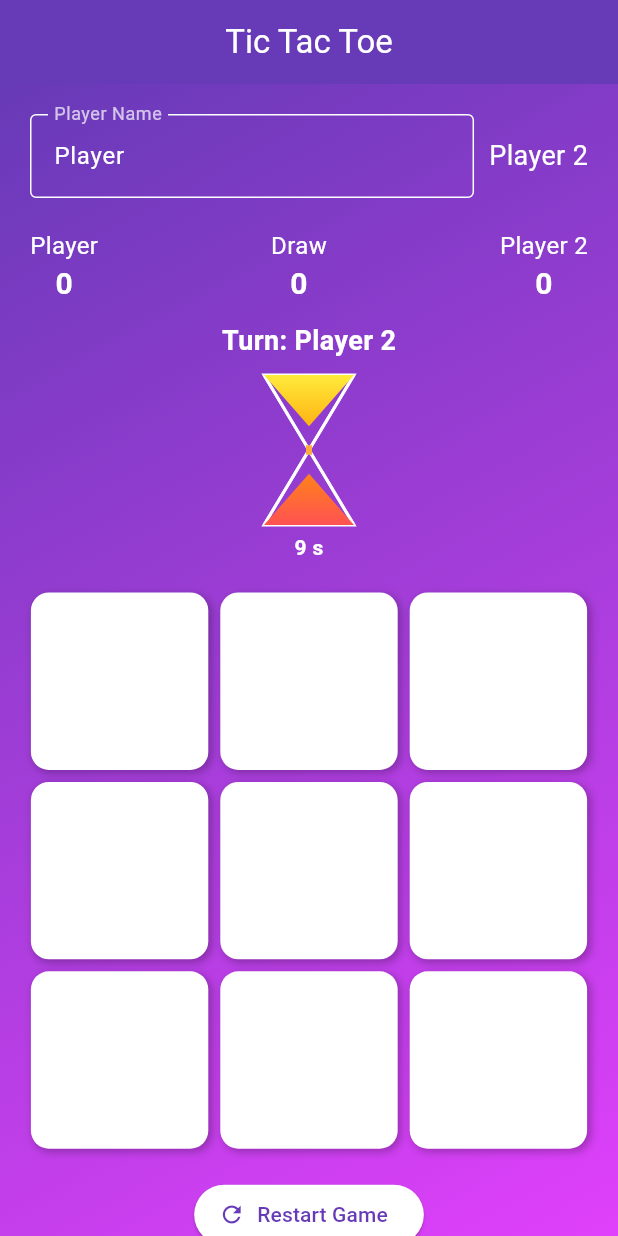
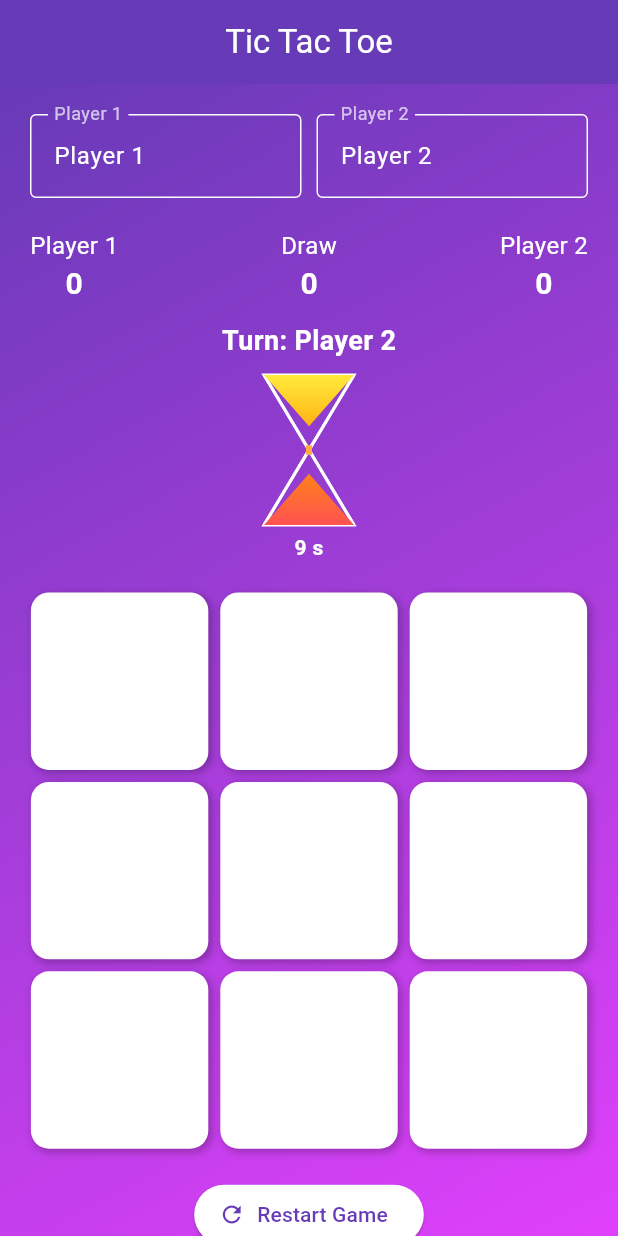
Before and after one commit to work-piyush006/tictactoe, a Flutter app: the GameScreen screen opened directly with empty values, after a tap on "Restart Game", on a phone screen of 412 x 824 dp. Run offline on Flutter 3.47's test engine with Material 3 defaults, Android fonts, the phone set to English and light mode, and no system bars; our stand-ins replace audioplayers, confetti, shared_preferences; accounts and stored records are empty.

Commit message:
Update main.dart

```diff
--- a/lib/main.dart
+++ b/lib/main.dart
@@ -102,9 +102,12 @@ class _SplashScreenState extends State<SplashScreen>
 }
 
 // ================== HOME SCREEN ==================
+// ================== HOME SCREEN ==================
 class HomeScreen extends StatefulWidget {
   final AudioPlayer bgmPlayer;
-  HomeScreen({required this.bgmPlayer});
+  final ValueNotifier<bool> bgmNotifier;
+
+  HomeScreen({required this.bgmPlayer, required this.bgmNotifier});
 
   @override
   _HomeScreenState createState() => _HomeScreenState();
@@ -119,15 +122,24 @@ class _HomeScreenState extends State<HomeScreen> with WidgetsBindingObserver {
     WidgetsBinding.instance.addObserver(this);
     loadScores();
 
+    widget.bgmNotifier.addListener(() {
+      if (widget.bgmNotifier.value) {
+        widget.bgmPlayer.resume();
+      } else {
+        widget.bgmPlayer.pause();
+      }
+    });
+
     // Ensure BGM plays immediately when HomeScreen opens
     WidgetsBinding.instance.addPostFrameCallback((_) {
-      widget.bgmPlayer.resume();
+      if (widget.bgmNotifier.value) widget.bgmPlayer.resume();
     });
   }
 
   @override
   void dispose() {
     WidgetsBinding.instance.removeObserver(this);
+    widget.bgmNotifier.removeListener(() {});
     super.dispose();
   }
 
@@ -136,7 +148,7 @@ class _HomeScreenState extends State<HomeScreen> with WidgetsBindingObserver {
     if (state == AppLifecycleState.paused) {
       widget.bgmPlayer.pause();
     } else if (state == AppLifecycleState.resumed) {
-      widget.bgmPlayer.resume();
+      if (widget.bgmNotifier.value) widget.bgmPlayer.resume();
     }
   }
 
@@ -152,7 +164,7 @@ class _HomeScreenState extends State<HomeScreen> with WidgetsBindingObserver {
   void navigateTo(Widget screen) {
     Navigator.push(context, MaterialPageRoute(builder: (_) => screen))
         .then((_) {
-      widget.bgmPlayer.resume();
+      if (widget.bgmNotifier.value) widget.bgmPlayer.resume();
       loadScores();
     });
   }
@@ -184,7 +196,7 @@ class _HomeScreenState extends State<HomeScreen> with WidgetsBindingObserver {
               SizedBox(height: 40),
               ElevatedButton(
                 onPressed: () => navigateTo(
-                    ModeSelectionScreen(bgmPlayer: widget.bgmPlayer)),
+                    ModeSelectionScreen(bgmPlayer: widget.bgmPlayer, bgmNotifier: widget.bgmNotifier)),
                 style: ElevatedButton.styleFrom(
                     minimumSize: Size(220, 55),
                     backgroundColor: Colors.greenAccent.shade700,
@@ -198,7 +210,7 @@ class _HomeScreenState extends State<HomeScreen> with WidgetsBindingObserver {
               ElevatedButton(
                 onPressed: () =>
                     navigateTo(TwoPlayerSymbolSelectionScreen(
-                        bgmPlayer: widget.bgmPlayer)),
+                        bgmPlayer: widget.bgmPlayer, bgmNotifier: widget.bgmNotifier)),
                 style: ElevatedButton.styleFrom(
                     minimumSize: Size(220, 55),
                     backgroundColor: Colors.blueAccent.shade700,
@@ -211,7 +223,7 @@ class _HomeScreenState extends State<HomeScreen> with WidgetsBindingObserver {
               SizedBox(height: 20),
               ElevatedButton(
                 onPressed: () =>
-                    navigateTo(SettingsScreen(bgmPlayer: widget.bgmPlayer)),
+                    navigateTo(SettingsScreen(bgmPlayer: widget.bgmPlayer, bgmNotifier: widget.bgmNotifier)),
                 style: ElevatedButton.styleFrom(
                     minimumSize: Size(220, 55),
                     backgroundColor: Colors.orangeAccent.shade700,
@@ -242,13 +254,16 @@ class _HomeScreenState extends State<HomeScreen> with WidgetsBindingObserver {
 }
 
 // ================= PART 1: SETTINGS + ABOUT =================
+
 class SettingsScreen extends StatefulWidget {
   final AudioPlayer bgmPlayer;
   final bool vsComputerMode;
   final bool playWithFriendsMode;
+  final ValueNotifier<bool> bgmNotifier;
 
   SettingsScreen({
     required this.bgmPlayer,
+    required this.bgmNotifier,
     this.vsComputerMode = false,
     this.playWithFriendsMode = false,
   });
@@ -263,22 +278,26 @@ class _SettingsScreenState extends State<SettingsScreen> {
   @override
   void initState() {
     super.initState();
-    // VS Computer aur Play with Friends → BGM automatically off
+    bgmOn = widget.bgmNotifier.value;
+
     if (widget.vsComputerMode || widget.playWithFriendsMode) {
       bgmOn = false;
       widget.bgmPlayer.pause();
     }
   }
 
-  void toggleBGM(bool value) {
+  Future<void> toggleBGM(bool value) async {
+    SharedPreferences prefs = await SharedPreferences.getInstance();
     setState(() {
       bgmOn = value;
+      prefs.setBool("bgmOn", bgmOn);
+      widget.bgmNotifier.value = bgmOn; // notify all listeners
+    });
     if (bgmOn) {
       widget.bgmPlayer.resume();
     } else {
       widget.bgmPlayer.pause();
     }
-    });
   }
 
   @override
@@ -293,23 +312,20 @@ class _SettingsScreenState extends State<SettingsScreen> {
               title: Text("Background Music (BGM)"),
               value: bgmOn,
               onChanged: (widget.vsComputerMode || widget.playWithFriendsMode)
-                  ? null // disable toggle in these modes
+                  ? null
                   : toggleBGM,
             ),
-            SizedBox(height: 20),
+            if (widget.vsComputerMode || widget.playWithFriendsMode)
               Text(
-              widget.vsComputerMode || widget.playWithFriendsMode
-                  ? "BGM is disabled in this mode"
-                  : "",
+                "BGM is disabled in this mode",
                 style: TextStyle(color: Colors.redAccent, fontWeight: FontWeight.bold),
-            )
+              ),
           ],
         ),
       ),
     );
   }
 }
-
 class AboutScreen extends StatelessWidget {
   @override
   Widget build(BuildContext context) {
@@ -562,18 +578,20 @@ class TwoPlayerSymbolSelectionScreen extends StatelessWidget {
   }
 }
 
-// ================= Updated GameScreen =================
+// ================= Fully Updated GameScreen =================
 class GameScreen extends StatefulWidget {
   final bool vsComputer;
   final String playerSymbol;
   final String? difficulty;
   final AudioPlayer bgmPlayer;
+  final ValueNotifier<bool> bgmEnabled;
 
   GameScreen({
     required this.vsComputer,
     required this.playerSymbol,
     this.difficulty,
     required this.bgmPlayer,
+    required this.bgmEnabled,
   });
 
   @override
@@ -595,8 +613,8 @@ class _GameScreenState extends State<GameScreen> with TickerProviderStateMixin {
   int seconds = 10;
   Timer? turnTimer;
 
-  TextEditingController playerNameController = TextEditingController();
-  late String computerName;
+  TextEditingController player1Controller = TextEditingController();
+  TextEditingController player2Controller = TextEditingController();
 
   // Confetti
   late ConfettiController confettiController;
@@ -615,8 +633,9 @@ class _GameScreenState extends State<GameScreen> with TickerProviderStateMixin {
     computerSymbol = playerSymbol == "X" ? "O" : "X";
     currentPlayer = "X";
 
-    computerName = widget.vsComputer ? "${widget.difficulty} AI" : "Player 2";
-    playerNameController.text = "Player";
+    player1Controller.text = "Player 1";
+    player2Controller.text =
+        widget.vsComputer ? "${widget.difficulty} AI" : "Player 2";
 
     sfxPlayer = AudioPlayer();
     confettiController = ConfettiController(duration: Duration(seconds: 2));
@@ -635,8 +654,16 @@ class _GameScreenState extends State<GameScreen> with TickerProviderStateMixin {
     loadScores();
     startTurnTimer();
 
-    widget.bgmPlayer.pause();
+    // stop BGM on game screen
+    if (widget.bgmEnabled.value) widget.bgmPlayer.pause();
 
+    widget.bgmEnabled.addListener(() {
+      if (!mounted) return;
+      if (widget.bgmEnabled.value) widget.bgmPlayer.resume();
+      else widget.bgmPlayer.pause();
+    });
+
+    // Computer first move if applicable
     if (widget.vsComputer && currentPlayer == computerSymbol) {
       Future.delayed(Duration(milliseconds: 500), computerMove);
     }
@@ -648,7 +675,11 @@ class _GameScreenState extends State<GameScreen> with TickerProviderStateMixin {
     glowController.dispose();
     confettiController.dispose();
     sfxPlayer.dispose();
-    playerNameController.dispose();
+    player1Controller.dispose();
+    player2Controller.dispose();
+
+    if (widget.bgmEnabled.value) widget.bgmPlayer.resume();
+
     super.dispose();
   }
 
@@ -676,8 +707,8 @@ class _GameScreenState extends State<GameScreen> with TickerProviderStateMixin {
     turnTimer = Timer.periodic(Duration(seconds: 1), (timer) async {
       if (!mounted) return;
 
-      if (seconds <= 3 && seconds > 0) {
-        await sfxPlayer.play(AssetSource('Tap.mp3'));
+      if (seconds <= 3 && seconds > 0 && widget.bgmEnabled.value) {
+        await sfxPlayer.play(AssetSource('Tap.mp3'), mode: PlayerMode.lowLatency);
       }
 
       setState(() => seconds--);
@@ -690,11 +721,13 @@ class _GameScreenState extends State<GameScreen> with TickerProviderStateMixin {
 
   void resetTurnTimer() {
     turnTimer?.cancel();
-    startTurnTimer();
+    if (!gameOver) startTurnTimer();
   }
 
   void playSfx(String file) async {
-    await sfxPlayer.play(AssetSource(file));
+    if (widget.bgmEnabled.value) {
+      await sfxPlayer.play(AssetSource(file), mode: PlayerMode.lowLatency);
+    }
   }
 
   // ------------------- Game Logic -------------------
@@ -742,10 +775,12 @@ class _GameScreenState extends State<GameScreen> with TickerProviderStateMixin {
   void computerMove() {
     if (gameOver) return;
 
+    List<int> empty = [for (int i = 0; i < 9; i++) if (board[i] == "") i];
+    if (empty.isEmpty) return;
+
     int index;
     switch (widget.difficulty) {
       case "Easy":
-        List<int> empty = [for (int i = 0; i < 9; i++) if (board[i] == "") i];
         index = empty[Random().nextInt(empty.length)];
         break;
       case "Medium":
@@ -758,7 +793,7 @@ class _GameScreenState extends State<GameScreen> with TickerProviderStateMixin {
         index = minimaxMove(depth: 9);
         break;
       default:
-        index = Random().nextInt(9);
+        index = empty[Random().nextInt(empty.length)];
     }
 
     setState(() {
@@ -775,7 +810,6 @@ class _GameScreenState extends State<GameScreen> with TickerProviderStateMixin {
   int minimaxMove({int depth = 9}) {
     int bestScore = -1000;
     int move = -1;
-
     for (int i = 0; i < 9; i++) {
       if (board[i] == "") {
         board[i] = computerSymbol;
@@ -787,8 +821,7 @@ class _GameScreenState extends State<GameScreen> with TickerProviderStateMixin {
         }
       }
     }
-
-    return move;
+    return move == -1 ? 0 : move;
   }
 
   int minimax(int currentDepth, bool isMax, int maxDepth) {
@@ -849,7 +882,7 @@ class _GameScreenState extends State<GameScreen> with TickerProviderStateMixin {
 
   void checkWinner() {
     String? result = evaluateBoard();
-    if (result != null) {
+    if (result != null && !gameOver) {
       setState(() {
         winner = result;
         gameOver = true;
@@ -861,8 +894,10 @@ class _GameScreenState extends State<GameScreen> with TickerProviderStateMixin {
           draws++;
 
         saveScores();
-        if (winner != "Draw") playSfx('Celebration.mp3');
-        else playSfx('draw.mp3');
+        if (winner != "Draw")
+          playSfx('Celebration.mp3');
+        else
+          playSfx('draw.mp3');
 
         List<List<int>> patterns = [
           [0, 1, 2],
@@ -897,6 +932,7 @@ class _GameScreenState extends State<GameScreen> with TickerProviderStateMixin {
       seconds = 10;
     });
     resetTurnTimer();
+    confettiController.stop();
 
     if (widget.vsComputer && currentPlayer == computerSymbol) {
       Future.delayed(Duration(milliseconds: 500), computerMove);
@@ -943,10 +979,11 @@ class _GameScreenState extends State<GameScreen> with TickerProviderStateMixin {
                   children: [
                     Expanded(
                       child: TextField(
-                        controller: playerNameController,
+                        controller: player1Controller,
+                        onChanged: (_) => setState(() {}),
                         style: TextStyle(color: Colors.white),
                         decoration: InputDecoration(
-                          labelText: 'Player Name',
+                          labelText: 'Player 1',
                           labelStyle: TextStyle(color: Colors.white70),
                           enabledBorder: OutlineInputBorder(
                             borderSide: BorderSide(color: Colors.white),
@@ -958,10 +995,24 @@ class _GameScreenState extends State<GameScreen> with TickerProviderStateMixin {
                       ),
                     ),
                     SizedBox(width: 10),
-                    Text(
-                      computerName,
-                      style: TextStyle(color: Colors.white, fontSize: 18),
-                    )
+                    Expanded(
+                      child: TextField(
+                        controller: player2Controller,
+                        readOnly: widget.vsComputer,
+                        onChanged: (_) => setState(() {}),
+                        style: TextStyle(color: Colors.white),
+                        decoration: InputDecoration(
+                          labelText: widget.vsComputer ? 'AI' : 'Player 2',
+                          labelStyle: TextStyle(color: Colors.white70),
+                          enabledBorder: OutlineInputBorder(
+                            borderSide: BorderSide(color: Colors.white),
+                          ),
+                          focusedBorder: OutlineInputBorder(
+                            borderSide: BorderSide(color: Colors.white),
+                          ),
+                        ),
+                      ),
+                    ),
                   ],
                 ),
               ),
@@ -972,26 +1023,31 @@ class _GameScreenState extends State<GameScreen> with TickerProviderStateMixin {
                 child: Row(
                   mainAxisAlignment: MainAxisAlignment.spaceBetween,
                   children: [
-                    scoreCard(playerNameController.text, playerWins),
+                    scoreCard(player1Controller.text, playerWins),
                     scoreCard('Draw', draws),
-                    scoreCard(computerName, computerWins),
+                    scoreCard(player2Controller.text, computerWins),
                   ],
                 ),
               ),
 
-              // Hourglass + Timer
+              // Turn + Timer
               Row(
                 mainAxisAlignment: MainAxisAlignment.center,
                 children: [
                   Column(
                     children: [
                       Text(
-                        'Turn: ${currentPlayer == playerSymbol ? playerNameController.text : computerName}',
+                        gameOver
+                            ? (winner == "Draw"
+                                ? "It's a Draw!"
+                                : "${winner == playerSymbol ? player1Controller.text : player2Controller.text} Wins!")
+                            : 'Turn: ${currentPlayer == playerSymbol ? player1Controller.text : player2Controller.text}',
                         style: TextStyle(
                             color: Colors.white,
                             fontSize: 18,
                             fontWeight: FontWeight.bold),
                       ),
+                      if (!gameOver) ...[
                         SizedBox(height: 10),
                         SmoothHourglass(secondsLeft: seconds),
                         SizedBox(height: 5),
@@ -1002,6 +1058,7 @@ class _GameScreenState extends State<GameScreen> with TickerProviderStateMixin {
                             fontWeight: FontWeight.bold,
                           ),
                         ),
+                      ],
                     ],
                   ),
                 ],
@@ -1016,9 +1073,7 @@ class _GameScreenState extends State<GameScreen> with TickerProviderStateMixin {
                 child: GridView.builder(
                   physics: NeverScrollableScrollPhysics(),
                   gridDelegate: SliverGridDelegateWithFixedCrossAxisCount(
-                      crossAxisCount: 3,
-                      crossAxisSpacing: 8,
-                      mainAxisSpacing: 8),
+                      crossAxisCount: 3, crossAxisSpacing: 8, mainAxisSpacing: 8),
                   itemCount: 9,
                   itemBuilder: (context, index) {
                     bool isWinningCell = winningPattern.contains(index);
```
Lines whose indentation alone changed are shown as unchanged.
